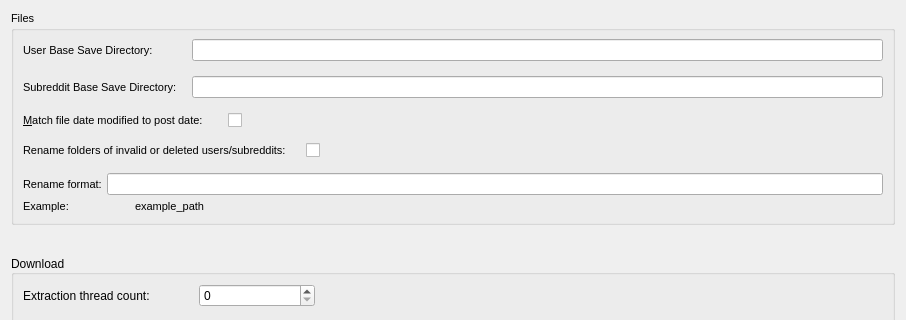
The window that Resources/ui_files/settings/core_settings_widget.ui (MalloyDelacroix/DownloaderForReddit) describes before a commit, drawn with Qt 5; both pictures show x 0 to 906 and y 0 to 320 of the 906 by 709 pixel window.
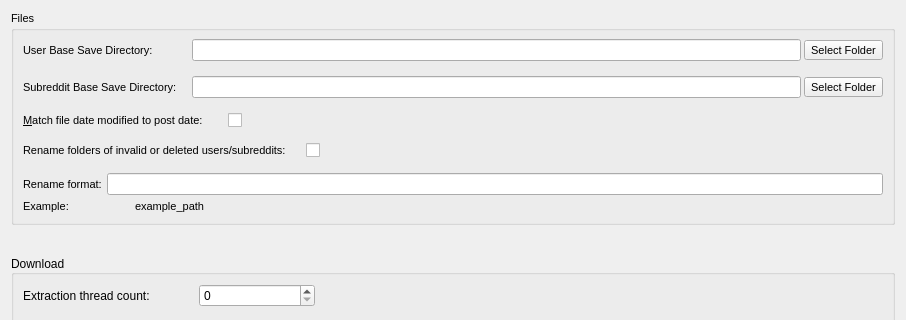
The same window after the commit.

Commit message: Add directory select buttons to core settings

Diff of the .ui file:
```diff
--- a/Resources/ui_files/settings/core_settings_widget.ui
+++ b/Resources/ui_files/settings/core_settings_widget.ui
@@ -61,17 +61,6 @@
           </property>
          </widget>
         </item>
-        <item row="0" column="1">
-         <widget class="QLineEdit" name="user_save_dir_line_edit">
-          <property name="font">
-           <font>
-            <pointsize>8</pointsize>
-            <weight>50</weight>
-            <bold>false</bold>
-           </font>
-          </property>
-         </widget>
-        </item>
         <item row="1" column="0">
          <widget class="QLabel" name="label_2">
           <property name="font">
@@ -89,7 +78,37 @@
           </property>
          </widget>
         </item>
+        <item row="0" column="1">
+         <layout class="QHBoxLayout" name="horizontalLayout_8">
+          <property name="spacing">
+           <number>3</number>
+          </property>
+          <item>
+           <widget class="QLineEdit" name="user_save_dir_line_edit">
+            <property name="font">
+             <font>
+              <pointsize>8</pointsize>
+              <weight>50</weight>
+              <bold>false</bold>
+             </font>
+            </property>
+           </widget>
+          </item>
+          <item>
+           <widget class="QToolButton" name="select_user_base_directory_button">
+            <property name="text">
+             <string>Select Folder</string>
+            </property>
+           </widget>
+          </item>
+         </layout>
+        </item>
         <item row="1" column="1">
+         <layout class="QHBoxLayout" name="horizontalLayout_9">
+          <property name="spacing">
+           <number>3</number>
+          </property>
+          <item>
          <widget class="QLineEdit" name="subreddit_save_dir_line_edit">
           <property name="font">
            <font>
@@ -99,6 +118,15 @@
            </font>
           </property>
          </widget>
+          </item>
+          <item>
+           <widget class="QToolButton" name="select_subreddit_base_directory_button">
+            <property name="text">
+             <string>Select Folder</string>
+            </property>
+           </widget>
+          </item>
+         </layout>
         </item>
        </layout>
       </item>
```
Lines whose indentation alone changed are shown as unchanged. The commit also changes 2 other files.
